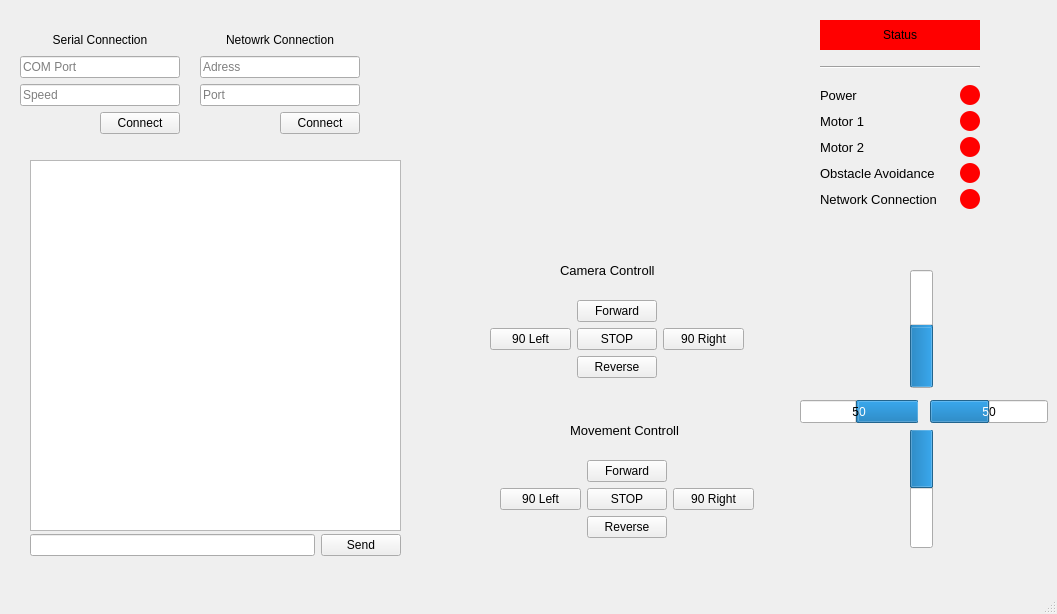
Before: the Qt Designer form mainwindow.ui in HelpfulRobotics/QT-ControllerApplication, drawn with Qt 5.
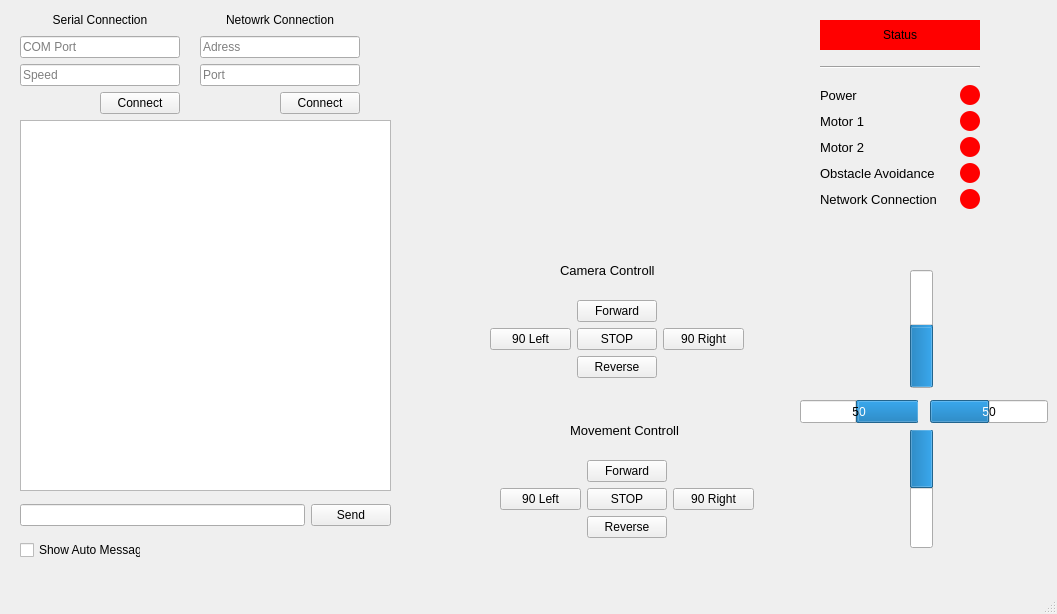
After: the same form once the commit is applied.

Patch:
```diff
--- a/mainwindow.ui
+++ b/mainwindow.ui
@@ -112,7 +112,7 @@
     <property name="geometry">
      <rect>
       <x>20</x>
-      <y>30</y>
+      <y>10</y>
       <width>160</width>
       <height>104</height>
      </rect>
@@ -171,8 +171,8 @@
    <widget class="QTextBrowser" name="commandTable">
     <property name="geometry">
      <rect>
-      <x>30</x>
-      <y>160</y>
+      <x>20</x>
+      <y>120</y>
       <width>371</width>
       <height>371</height>
      </rect>
@@ -181,8 +181,8 @@
    <widget class="QWidget" name="horizontalLayoutWidget">
     <property name="geometry">
      <rect>
-      <x>30</x>
-      <y>530</y>
+      <x>20</x>
+      <y>500</y>
       <width>371</width>
       <height>31</height>
      </rect>
@@ -442,7 +442,7 @@
     <property name="geometry">
      <rect>
       <x>200</x>
-      <y>30</y>
+      <y>10</y>
       <width>160</width>
       <height>104</height>
      </rect>
@@ -628,6 +628,19 @@
      <string>Camera Controll</string>
     </property>
    </widget>
+   <widget class="QCheckBox" name="checkBox_AutoMessageShow">
+    <property name="geometry">
+     <rect>
+      <x>20</x>
+      <y>540</y>
+      <width>121</width>
+      <height>20</height>
+     </rect>
+    </property>
+    <property name="text">
+     <string>Show Auto Messages</string>
+    </property>
+   </widget>
   </widget>
   <widget class="QMenuBar" name="menubar">
    <property name="geometry">
```
Left out of the diff: 4 changed lines with no effect on the pictures.
